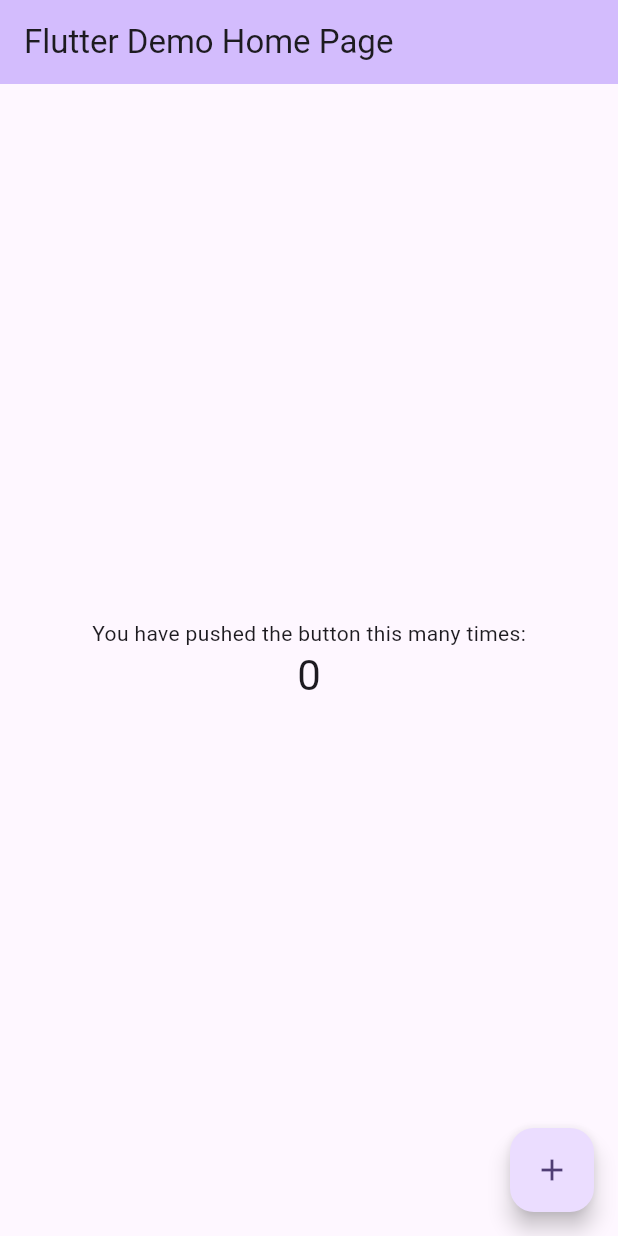
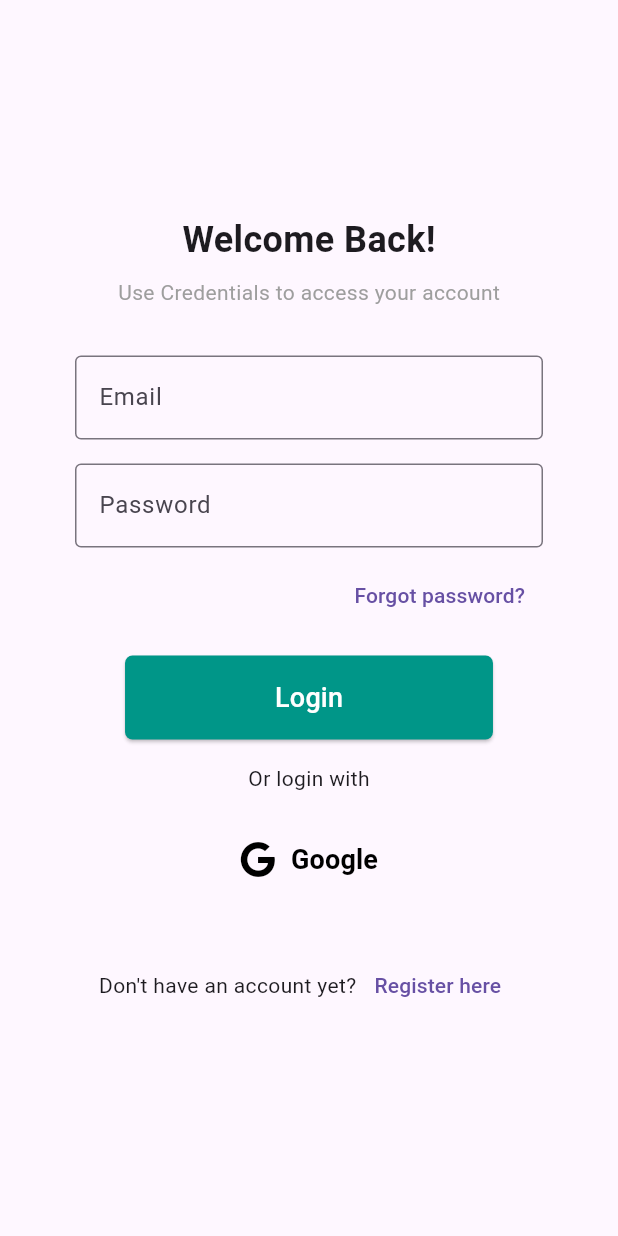
Before and after one commit to mrkkgelo/cc206-tutor_app, a Flutter app: the screen it shows after launch, on a phone screen of 412 x 824 dp. Run offline on Flutter 3.47's test engine with Material 3 defaults, Android fonts, the phone set to English and light mode, and no system bars; our stand-ins replace email_validator, font_awesome_flutter.

Commit message:
sign in feature

```diff
--- /dev/null
+++ b/lib/features/sign_up.dart
@@ -0,0 +1,188 @@
+import 'package:flutter/material.dart';
+import 'package:font_awesome_flutter/font_awesome_flutter.dart';
+import 'package:email_validator/email_validator.dart';
+
+class LoginScreen extends StatefulWidget {
+  const LoginScreen({super.key});
+
+  @override
+  _LoginScreenState createState() => _LoginScreenState();
+}
+
+class _LoginScreenState extends State<LoginScreen> {
+  // Controllers for the text fields
+  TextEditingController usernameController = TextEditingController();
+  TextEditingController passwordController = TextEditingController();
+
+  // Form key
+  final _formKey = GlobalKey<FormState>();
+
+  // Method to handle credentials
+  void _handleCreds() {
+    if (_formKey.currentState!.validate()) {
+      String email = usernameController.text;
+      String password = passwordController.text;
+
+      if (email.isNotEmpty && password.isNotEmpty) {
+        alertPopUp(context);
+      }
+    }
+  }
+
+  // Alert method
+  void alertPopUp(BuildContext context) {
+    showDialog(
+      context: context,
+      builder: (BuildContext context) {
+        return AlertDialog(
+          title: const Text('Done!'),
+          content: const Text('You are now logged in.'),
+          actions: [
+            TextButton(
+              child: const Text("Close"),
+              onPressed: () {
+                Navigator.of(context).pop();
+              },
+            ),
+          ],
+        );
+      },
+    );
+  }
+
+  @override
+  Widget build(BuildContext context) {
+    return Scaffold(
+      body: Padding(
+        padding: const EdgeInsets.all(50.0),
+        child: Center(
+          child: Form(
+            key: _formKey,
+            child: Column(
+              mainAxisAlignment: MainAxisAlignment.center,
+              children: [
+                const Text(
+                  'Welcome Back!',
+                  style: TextStyle(fontSize: 24, fontWeight: FontWeight.bold),
+                ),
+                const SizedBox(height: 8),
+                const Text(
+                  'Use Credentials to access your account',
+                  style: TextStyle(fontSize: 14, color: Colors.grey),
+                ),
+                const SizedBox(height: 32),
+
+                // Username Form Field
+                TextFormField(
+                  controller: usernameController,
+                  decoration: const InputDecoration(
+                    border: OutlineInputBorder(
+                      borderSide: BorderSide(color: Colors.teal, width: 2.0),
+                    ),
+                    labelText: 'Email',
+                  ),
+                  validator: (value) {
+                    if (value == null || value.isEmpty) {
+                      return 'Please enter your email';
+                    } else if (!EmailValidator.validate(value)) {
+                      return 'Enter a valid email address';
+                    }
+                    return null;
+                  },
+                ),
+                const SizedBox(height: 16),
+
+                // Password Form Field
+                TextFormField(
+                  controller: passwordController,
+                  obscureText: true,
+                  decoration: const InputDecoration(
+                    border: OutlineInputBorder(),
+                    labelText: 'Password',
+                  ),
+                  validator: (value) {
+                    if (value == null || value.isEmpty) {
+                      return 'Please enter your password';
+                    }
+                    return null;
+                  },
+                ),
+                const SizedBox(height: 8),
+
+                // Forgot Password
+                Align(
+                  alignment: Alignment.centerRight,
+                  child: TextButton(
+                    onPressed: () {},
+                    style:
+                        TextButton.styleFrom(overlayColor: Colors.transparent),
+                    child: const Text('Forgot password?'),
+                  ),
+                ),
+                const SizedBox(height: 16),
+
+                // Login Button
+                ElevatedButton(
+                  onPressed: _handleCreds,
+                  style: ElevatedButton.styleFrom(
+                    foregroundColor: Colors.white,
+                    backgroundColor: Colors.teal,
+                    padding: const EdgeInsets.symmetric(
+                        horizontal: 100, vertical: 15),
+                    shape: RoundedRectangleBorder(
+                        borderRadius: BorderRadius.circular(5)),
+                  ),
+                  child: const Text(
+                    "Login",
+                    style: TextStyle(fontSize: 18),
+                  ),
+                ),
+
+                const SizedBox(height: 16),
+                const Text('Or login with'),
+                const SizedBox(height: 16),
+
+                // Google Login Button
+                TextButton(
+                  onPressed: () {},
+                  style: TextButton.styleFrom(
+                    foregroundColor: Colors.black,
+                    padding: const EdgeInsets.symmetric(
+                        horizontal: 50, vertical: 15),
+                    shape: RoundedRectangleBorder(
+                        borderRadius: BorderRadius.circular(5)),
+                  ),
+                  child: const Row(
+                    mainAxisAlignment: MainAxisAlignment.center,
+                    children: [
+                      Icon(FontAwesomeIcons.google, size: 24),
+                      SizedBox(width: 10),
+                      Text(
+                        "Google",
+                        style: TextStyle(
+                            fontSize: 18, fontWeight: FontWeight.bold),
+                      ),
+                    ],
+                  ),
+                ),
+                const SizedBox(height: 32),
+
+                // Register hyperlink
+                Row(
+                  mainAxisAlignment: MainAxisAlignment.center,
+                  children: [
+                    const Text("Don't have an account yet?"),
+                    TextButton(
+                      onPressed: () {},
+                      child: const Text('Register here'),
+                    ),
+                  ],
+                ),
+              ],
+            ),
+          ),
+        ),
+      ),
+    );
+  }
+}
--- a/lib/main.dart
+++ b/lib/main.dart
@@ -1,4 +1,5 @@
 import 'package:flutter/material.dart';
+import 'features/sign_up.dart';
 
 void main() {
   runApp(const MyApp());
@@ -7,119 +8,14 @@ void main() {
 class MyApp extends StatelessWidget {
   const MyApp({super.key});
 
-  // This widget is the root of your application.
   @override
   Widget build(BuildContext context) {
     return MaterialApp(
-      title: 'Flutter Demo',
+      title: 'Login',
       theme: ThemeData(
-        // This is the theme of your application.
-        //
-        // TRY THIS: Try running your application with "flutter run". You'll see
-        // the application has a purple toolbar. Then, without quitting the app,
-        // try changing the seedColor in the colorScheme below to Colors.green
-        // and then invoke "hot reload" (save your changes or press the "hot
-        // reload" button in a Flutter-supported IDE, or press "r" if you used
-        // the command line to start the app).
-        //
-        // Notice that the counter didn't reset back to zero; the application
-        // state is not lost during the reload. To reset the state, use hot
-        // restart instead.
-        //
-        // This works for code too, not just values: Most code changes can be
-        // tested with just a hot reload.
-        colorScheme: ColorScheme.fromSeed(seedColor: Colors.deepPurple),
-        useMaterial3: true,
+        primarySwatch: Colors.teal,
       ),
-      home: const MyHomePage(title: 'Flutter Demo Home Page'),
+      home: const LoginScreen(),
     );
   }
 }
-
-class MyHomePage extends StatefulWidget {
-  const MyHomePage({super.key, required this.title});
-
-  // This widget is the home page of your application. It is stateful, meaning
-  // that it has a State object (defined below) that contains fields that affect
-  // how it looks.
-
-  // This class is the configuration for the state. It holds the values (in this
-  // case the title) provided by the parent (in this case the App widget) and
-  // used by the build method of the State. Fields in a Widget subclass are
-  // always marked "final".
-
-  final String title;
-
-  @override
-  State<MyHomePage> createState() => _MyHomePageState();
-}
-
-class _MyHomePageState extends State<MyHomePage> {
-  int _counter = 0;
-
-  void _incrementCounter() {
-    setState(() {
-      // This call to setState tells the Flutter framework that something has
-      // changed in this State, which causes it to rerun the build method below
-      // so that the display can reflect the updated values. If we changed
-      // _counter without calling setState(), then the build method would not be
-      // called again, and so nothing would appear to happen.
-      _counter++;
-    });
-  }
-
-  @override
-  Widget build(BuildContext context) {
-    // This method is rerun every time setState is called, for instance as done
-    // by the _incrementCounter method above.
-    //
-    // The Flutter framework has been optimized to make rerunning build methods
-    // fast, so that you can just rebuild anything that needs updating rather
-    // than having to individually change instances of widgets.
-    return Scaffold(
-      appBar: AppBar(
-        // TRY THIS: Try changing the color here to a specific color (to
-        // Colors.amber, perhaps?) and trigger a hot reload to see the AppBar
-        // change color while the other colors stay the same.
-        backgroundColor: Theme.of(context).colorScheme.inversePrimary,
-        // Here we take the value from the MyHomePage object that was created by
-        // the App.build method, and use it to set our appbar title.
-        title: Text(widget.title),
-      ),
-      body: Center(
-        // Center is a layout widget. It takes a single child and positions it
-        // in the middle of the parent.
-        child: Column(
-          // Column is also a layout widget. It takes a list of children and
-          // arranges them vertically. By default, it sizes itself to fit its
-          // children horizontally, and tries to be as tall as its parent.
-          //
-          // Column has various properties to control how it sizes itself and
-          // how it positions its children. Here we use mainAxisAlignment to
-          // center the children vertically; the main axis here is the vertical
-          // axis because Columns are vertical (the cross axis would be
-          // horizontal).
-          //
-          // TRY THIS: Invoke "debug painting" (choose the "Toggle Debug Paint"
-          // action in the IDE, or press "p" in the console), to see the
-          // wireframe for each widget.
-          mainAxisAlignment: MainAxisAlignment.center,
-          children: <Widget>[
-            const Text(
-              'You have pushed the button this many times:',
-            ),
-            Text(
-              '$_counter',
-              style: Theme.of(context).textTheme.headlineMedium,
-            ),
-          ],
-        ),
-      ),
-      floatingActionButton: FloatingActionButton(
-        onPressed: _incrementCounter,
-        tooltip: 'Increment',
-        child: const Icon(Icons.add),
-      ), // This trailing comma makes auto-formatting nicer for build methods.
-    );
-  }
-}
--- a/pubspec.yaml
+++ b/pubspec.yaml
@@ -35,6 +35,8 @@ dependencies:
   # The following adds the Cupertino Icons font to your application.
   # Use with the CupertinoIcons class for iOS style icons.
   cupertino_icons: ^1.0.8
+  font_awesome_flutter: ^10.8.0
+  email_validator: ^3.0.0
 
 dev_dependencies:
   flutter_test:
```
Also changed, not shown: pubspec.lock.
